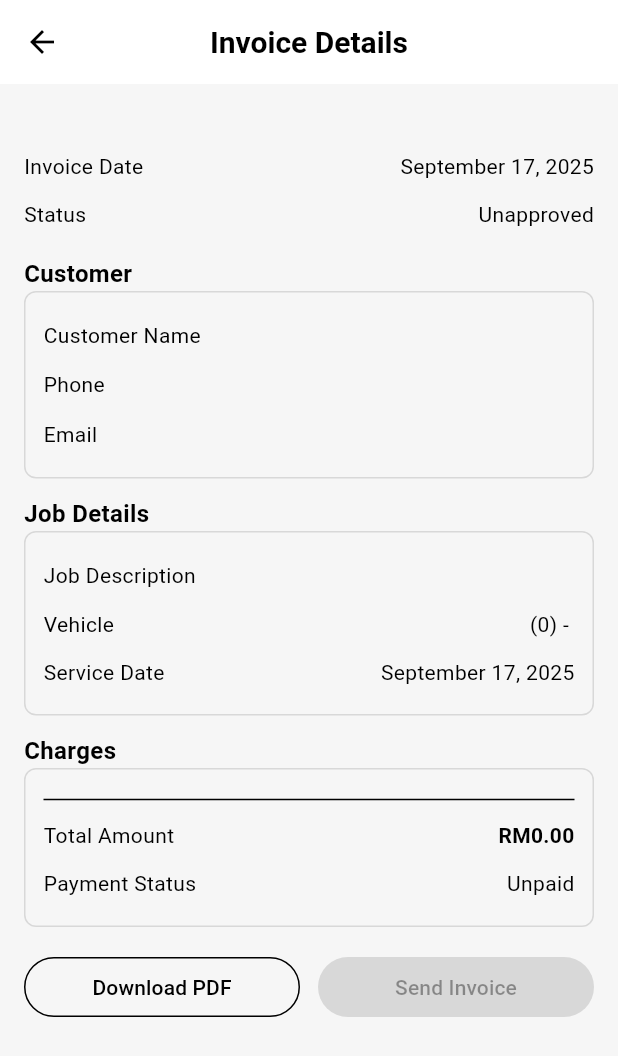
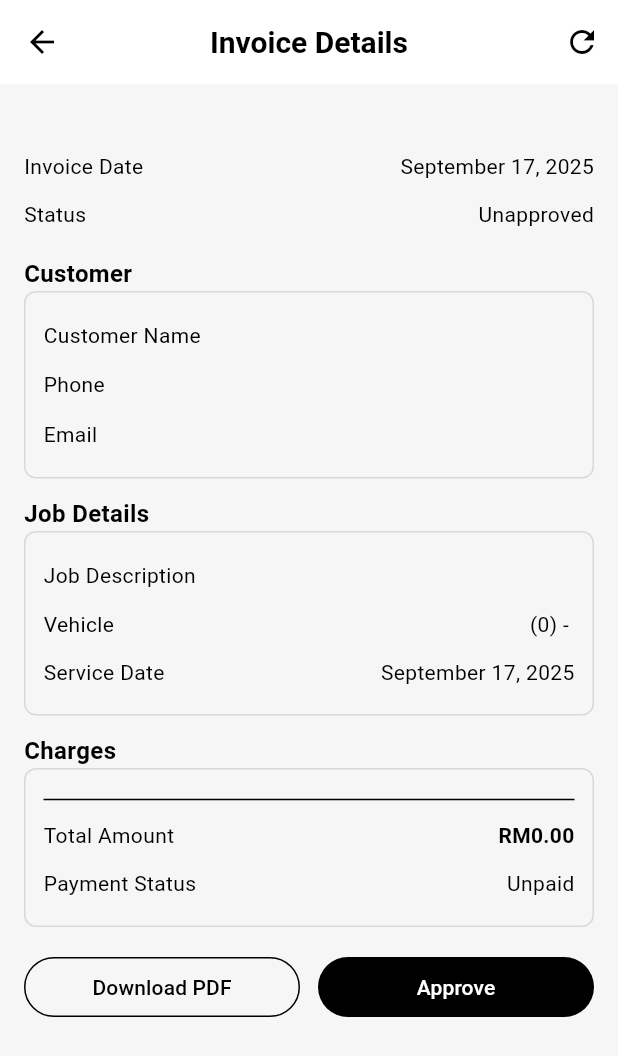
Before and after one commit to The-truth-seeker69/mobile-assignment, a Flutter app: the InvoiceDetailScreen screen opened directly with empty values, on a phone screen of 412 x 824 dp. Shown: the top 1056 px of the screen. Run offline on Flutter 3.47's test engine with Material 3 defaults, Android fonts, the phone set to English and light mode, and no system bars; our stand-ins replace cloud_firestore, firebase_auth, firebase_core, fl_chart, pdf, printing; missing offline and left inert: mailer; accounts and stored records are empty; generated files the repository leaves out were written again.

Commit message:
Updated invoice details page

```diff
--- a/lib/screens/invoice/invoice_detail_screen.dart
+++ b/lib/screens/invoice/invoice_detail_screen.dart
@@ -8,7 +8,7 @@ import '../../services/firestore_service.dart';
 import 'package:intl/intl.dart';
 import '../../utils/send_inv_email.dart';
 
-class InvoiceDetailScreen extends StatelessWidget {
+class InvoiceDetailScreen extends StatefulWidget {
   final InvoiceView view;
   final InvoiceController controller;
 
@@ -19,20 +19,115 @@ class InvoiceDetailScreen extends StatelessWidget {
   });
 
   @override
+  State<InvoiceDetailScreen> createState() => _InvoiceDetailScreenState();
+}
+
+class _InvoiceDetailScreenState extends State<InvoiceDetailScreen> {
+  late InvoiceView view;
+  bool _isProcessing = false;
+
+  @override
+  void initState() {
+    super.initState();
+    view = widget.view;
+  }
+
+  Future<void> _refreshFromController({Duration timeout = const Duration(seconds: 3)}) async {
+    // Poll controller.invoices for updated InvoiceView for up to [timeout].
+    final end = DateTime.now().add(timeout);
+    while (DateTime.now().isBefore(end)) {
+      try {
+        final updated = widget.controller.invoices.firstWhere((v) => v.invoice.id == view.invoice.id);
+        setState(() => view = updated);
+        return;
+      } catch (_) {
+        // not found yet
+      }
+      await Future.delayed(const Duration(milliseconds: 250));
+    }
+  }
+
+  Future<void> _approveInvoice() async {
+    final scaffold = ScaffoldMessenger.of(context);
+    setState(() => _isProcessing = true);
+
+    try {
+      scaffold.showSnackBar(const SnackBar(content: Text('Approving invoice...')));
+
+      // Call approve in Firestore
+      await widget.controller.approve(view.invoice.id);
+      await widget.controller.load();
+
+      // Immediately update state with fresh invoice data
+      await _refreshFromController(timeout: const Duration(seconds: 5));
+
+      scaffold.hideCurrentSnackBar();
+      scaffold.showSnackBar(const SnackBar(content: Text('Invoice approved')));
+    } catch (e) {
+      scaffold.hideCurrentSnackBar();
+      scaffold.showSnackBar(SnackBar(content: Text('Failed to approve: $e')));
+    } finally {
+      setState(() => _isProcessing = false);
+    }
+  }
+
+  Future<void> _sendInvoice() async {
+    final scaffold = ScaffoldMessenger.of(context);
+    setState(() => _isProcessing = true);
+    try {
+      scaffold.showSnackBar(const SnackBar(content: Text('Generating PDF...')));
+      final pdfBytes = await InvoicePdfGenerator.buildInvoice(view);
+
+      scaffold.hideCurrentSnackBar();
+      scaffold.showSnackBar(const SnackBar(content: Text('Sending invoice email...')));
+
+      await EmailService.sendInvoiceEmail(
+        to: view.customer!.email,
+        pdfBytes: pdfBytes,
+        invoiceId: view.invoice.id,
+      );
+
+      scaffold.hideCurrentSnackBar();
+      scaffold.showSnackBar(const SnackBar(content: Text('Invoice sent successfully')));
+    } catch (e) {
+      scaffold.hideCurrentSnackBar();
+      scaffold.showSnackBar(SnackBar(content: Text('Failed to send invoice: $e')));
+    } finally {
+      setState(() => _isProcessing = false);
+    }
+  }
+
+  @override
   Widget build(BuildContext context) {
     final inv = view.invoice;
     final scheme = Theme.of(context).colorScheme;
+    final scaffold = ScaffoldMessenger.of(context);
 
     return Scaffold(
-      appBar: AppBar(title: const Text('Invoice Details')),
-      body: ListView(
+      appBar: AppBar(
+        title: const Text('Invoice Details'),
+        actions: [
+          IconButton(
+            icon: const Icon(Icons.refresh),
+            onPressed: _isProcessing ? null : () async {
+              setState(() => _isProcessing = true);
+              await widget.controller.load();
+              await _refreshFromController(timeout: const Duration(seconds: 3));
+              setState(() => _isProcessing = false);
+            },
+          ),
+        ],
+      ),
+      body: RefreshIndicator(
+        onRefresh: () async {
+          await widget.controller.load();
+          await _refreshFromController(timeout: const Duration(seconds: 3));
+        },
+        child: ListView(
           padding: const EdgeInsets.all(16),
           children: [
-          Center(child: _sectionTitle(inv.id.toUpperCase()),),
-          _kv(
-            'Invoice Date',
-            DateFormat.yMMMMd().format(inv.dateIssued),
-          ),
+            Center(child: _sectionTitle(inv.id.toUpperCase())),
+            _kv('Invoice Date', DateFormat.yMMMMd().format(inv.dateIssued)),
             _kv('Status', inv.approved == true ? 'Approved' : 'Unapproved'),
             const SizedBox(height: 12),
             _sectionTitle('Customer'),
@@ -71,11 +166,7 @@ class InvoiceDetailScreen extends StatelessWidget {
                   ),
                 ),
                 const Divider(),
-              _kv(
-                'Total Amount',
-                rmCurrency.format(inv.totalAmount),
-                isBold: true,
-              ),
+                _kv('Total Amount', rmCurrency.format(inv.totalAmount), isBold: true),
                 _kv('Payment Status', inv.status == 'paid' ? 'Paid' : 'Unpaid'),
               ],
             ),
@@ -84,7 +175,9 @@ class InvoiceDetailScreen extends StatelessWidget {
               children: [
                 Expanded(
                   child: OutlinedButton(
-                  onPressed: () async {
+                    onPressed: _isProcessing
+                        ? null
+                        : () async {
                       final Uint8List bytes =
                       await InvoicePdfGenerator.buildInvoice(view);
                       await Printing.layoutPdf(onLayout: (format) async => bytes);
@@ -94,39 +187,30 @@ class InvoiceDetailScreen extends StatelessWidget {
                 ),
                 const SizedBox(width: 12),
                 Expanded(
-                child: FilledButton(
-                  onPressed: (inv.approved != true || view.customer?.email == null || view.customer!.email.isEmpty)
+                  child: inv.approved != true
+                      ? FilledButton(
+                    onPressed: _isProcessing ? null : _approveInvoice,
+                    style: FilledButton.styleFrom(
+                      backgroundColor: Colors.black,
+                    ),
+                    child: _isProcessing
+                        ? const SizedBox(height: 18, width: 18, child: CircularProgressIndicator(strokeWidth: 2, color: Colors.white))
+                        : const Text('Approve'),
+                  )
+                      : FilledButton(
+                    onPressed: (_isProcessing || view.customer?.email == null || view.customer!.email.isEmpty)
                         ? null
-                      : () async {
-                    final scaffold = ScaffoldMessenger.of(context);
-                    try {
-                      scaffold.showSnackBar(const SnackBar(content: Text('Generating PDF...')));
-                      final pdfBytes = await InvoicePdfGenerator.buildInvoice(view);
-
-                      scaffold.hideCurrentSnackBar();
-                      scaffold.showSnackBar(const SnackBar(content: Text('Sending invoice email...')));
-
-                      await EmailService.sendInvoiceEmail(
-                        to: view.customer!.email,
-                        pdfBytes: pdfBytes,
-                        invoiceId: inv.id,
-                      );
-
-                      scaffold.hideCurrentSnackBar();
-                      scaffold.showSnackBar(const SnackBar(content: Text('Invoice sent successfully')));
-                    } catch (e) {
-                      scaffold.hideCurrentSnackBar();
-                      scaffold.showSnackBar(SnackBar(content: Text('Failed to send invoice: $e')));
-                    }
-                  },
+                        : _sendInvoice,
                     style: FilledButton.styleFrom(backgroundColor: scheme.primary),
-                  child: const Text('Send Invoice'),
+                    child: _isProcessing
+                        ? const SizedBox(height: 18, width: 18, child: CircularProgressIndicator(strokeWidth: 2, color: Colors.white))
+                        : const Text('Send Invoice'),
                   ),
                 ),
-
               ],
             ),
           ],
+        ),
       ),
     );
   }
```
Lines whose indentation alone changed are shown as unchanged.
